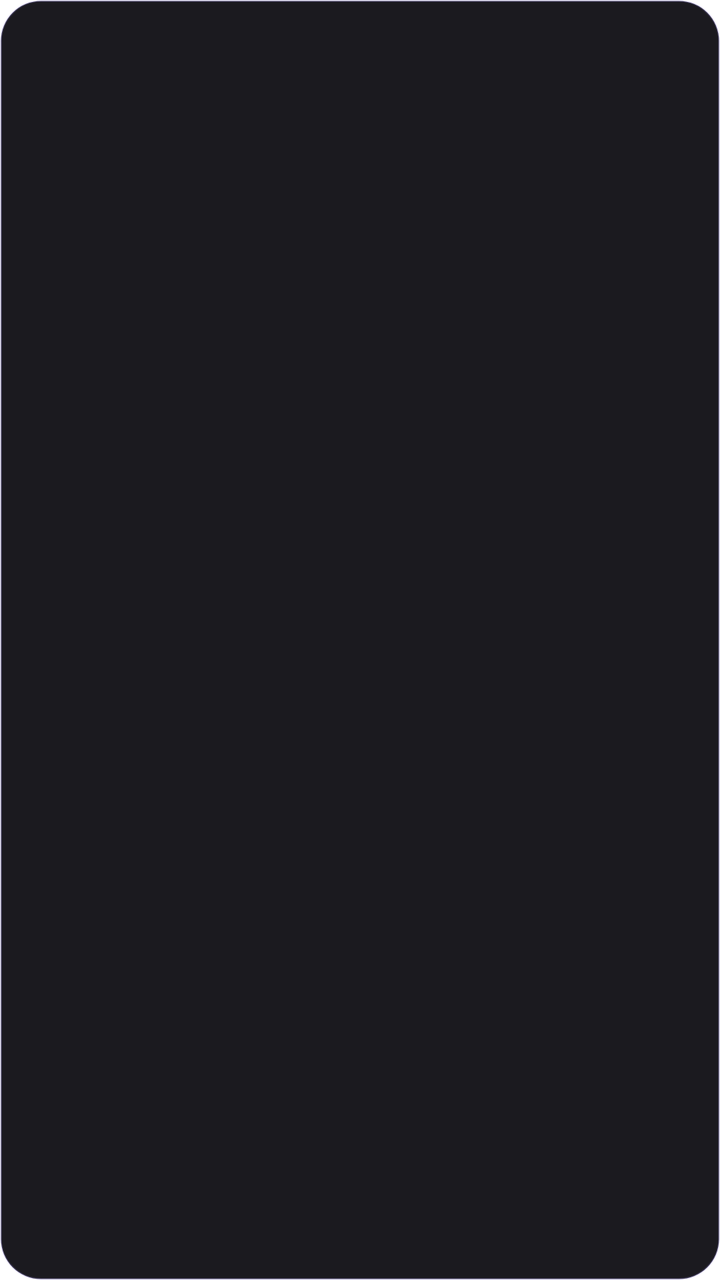
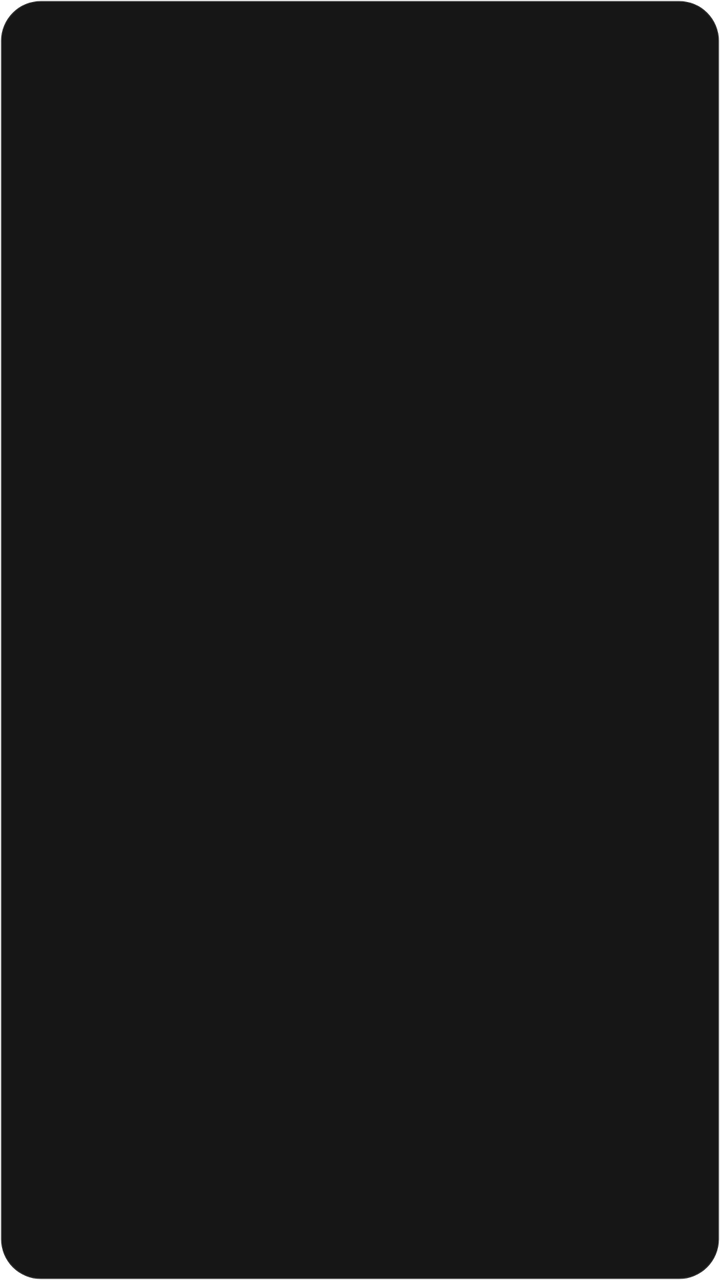

Two renders of the same Android screen: before a commit and after it. Below are the layout's source before the change and the commit's diff.
<!-- AndroidManifest.xml: fallback theme Theme.MaterialComponents.DayNight.NoActionBar -->
<!-- res/layout/bw_image.xml -->
<?xml version="1.0" encoding="utf-8"?>
<FrameLayout xmlns:android="http://schemas.android.com/apk/res/android"
  android:id="@+id/bw_root"
  android:layout_width="match_parent"
  android:layout_height="match_parent"
  android:background="@drawable/bovi_widget_bg"
  android:padding="6dp">
  <ImageView
    android:id="@+id/bw_image"
    android:layout_width="match_parent"
    android:layout_height="match_parent"
    android:contentDescription="BOVI"
    android:scaleType="fitCenter" />
  <TextView
    android:id="@+id/bw_image_hint"
    android:layout_width="match_parent"
    android:layout_height="wrap_content"
    android:text="Open BOVI to load"
    android:textColor="#9A97A5"
    android:textSize="13sp"
    android:maxLines="2"
    android:ellipsize="end"
    android:layout_gravity="center"
    android:gravity="center"
    android:visibility="gone" />
</FrameLayout>
<!-- resources referenced by this layout -->
<resources>
  <!-- drawable bovi_widget_bg (drawable) -->
  <?xml version="1.0" encoding="utf-8"?>
  <shape xmlns:android="http://schemas.android.com/apk/res/android" android:shape="rectangle">
    <solid android:color="#F20F0E13" />
    <corners android:radius="20dp" />
    <stroke android:width="1dp" android:color="#33A594F9" />
  </shape>
</resources>

<!-- the commit's change to res/layout/bw_image.xml (unified diff, before → after) -->
@@ -16,7 +16,7 @@
     android:layout_width="match_parent"
     android:layout_height="wrap_content"
     android:text="Open BOVI to load"
-    android:textColor="#9A97A5"
+    android:textColor="#9B9B9B"
     android:textSize="13sp"
     android:maxLines="2"
     android:ellipsize="end"
<!-- resource entries referenced after the edit -->
@@ -3,9 +3,9 @@
   <!-- drawable bovi_widget_bg (drawable) -->
   <?xml version="1.0" encoding="utf-8"?>
   <shape xmlns:android="http://schemas.android.com/apk/res/android" android:shape="rectangle">
-    <solid android:color="#F20F0E13" />
+    <solid android:color="#F20A0A0A" />
     <corners android:radius="20dp" />
-    <stroke android:width="1dp" android:color="#33A594F9" />
+    <stroke android:width="1dp" android:color="#24FFFFFF" />
   </shape>
 </resources>
 
